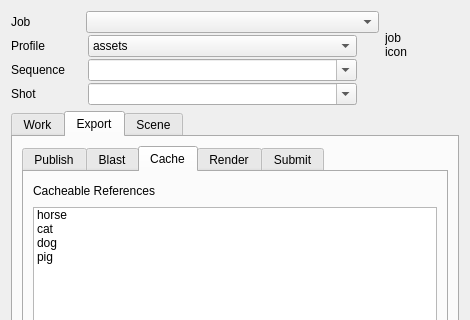
Old version of the form python/pini/tools/helper/pini_helper.ui in the repository CBSDigital/pini-dev; both pictures show x 0 to 470 and y 0 to 320 of the 470 by 850 pixel window.
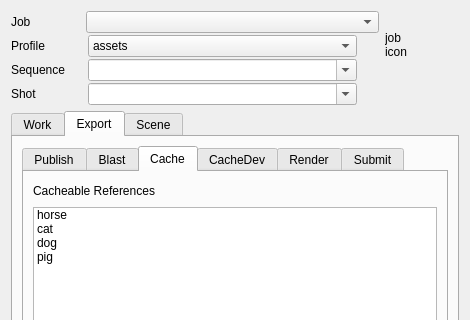
New version of the form. The open tabs and pages were chosen to show the change. Icons and pictures are not drawn. Custom widgets are drawn as their Qt base class.

Diff of the .ui file:
```diff
--- a/python/pini/tools/helper/pini_helper.ui
+++ b/python/pini/tools/helper/pini_helper.ui
@@ -1401,6 +1401,11 @@
            </item>
           </layout>
          </widget>
+         <widget class="QWidget" name="ECacheDevTab">
+          <attribute name="title">
+           <string>CacheDev</string>
+          </attribute>
+         </widget>
          <widget class="QWidget" name="ERenderTab">
           <attribute name="title">
            <string>Render</string>
@@ -3379,9 +3384,9 @@
    <header>clistwidget.h</header>
   </customwidget>
   <customwidget>
-   <class>CComboBox</class>
-   <extends>QComboBox</extends>
-   <header>ccombobox.h</header>
+   <class>CLabel</class>
+   <extends>QLabel</extends>
+   <header>clabel.h</header>
   </customwidget>
   <customwidget>
    <class>CTabWidget</class>
@@ -3390,9 +3395,9 @@
    <container>1</container>
   </customwidget>
   <customwidget>
-   <class>CLabel</class>
-   <extends>QLabel</extends>
-   <header>clabel.h</header>
+   <class>CComboBox</class>
+   <extends>QComboBox</extends>
+   <header>ccombobox.h</header>
   </customwidget>
   <customwidget>
    <class>CListView</class>
```
Left out of the diff: 4 changed lines with no effect on the pictures.
